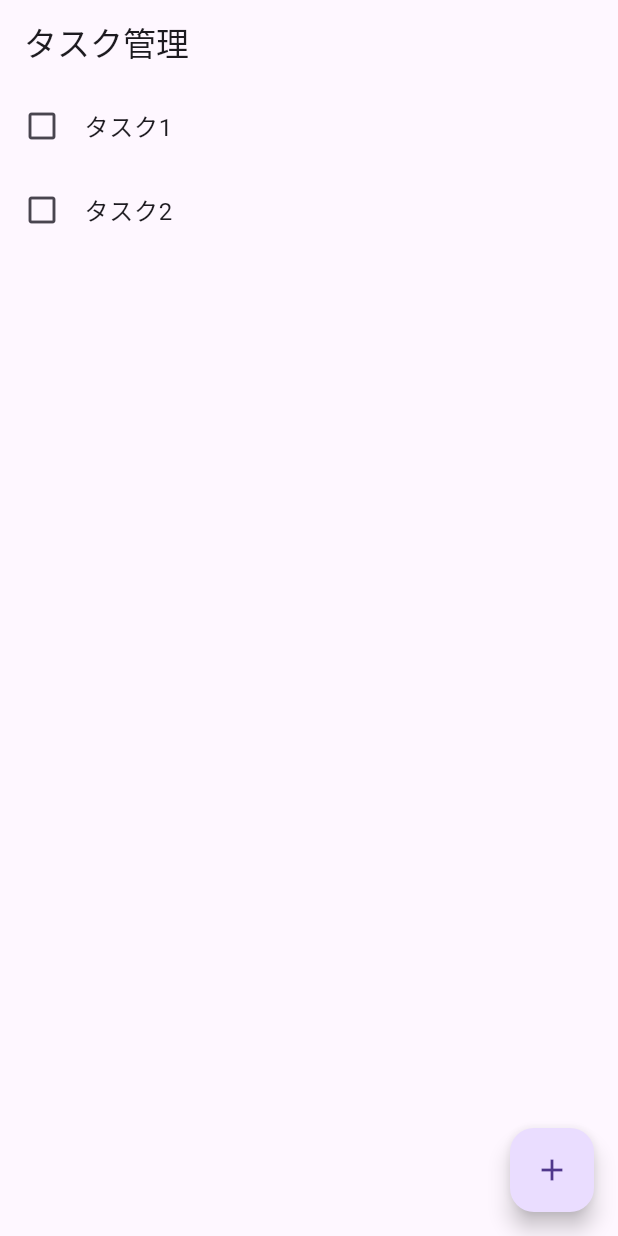
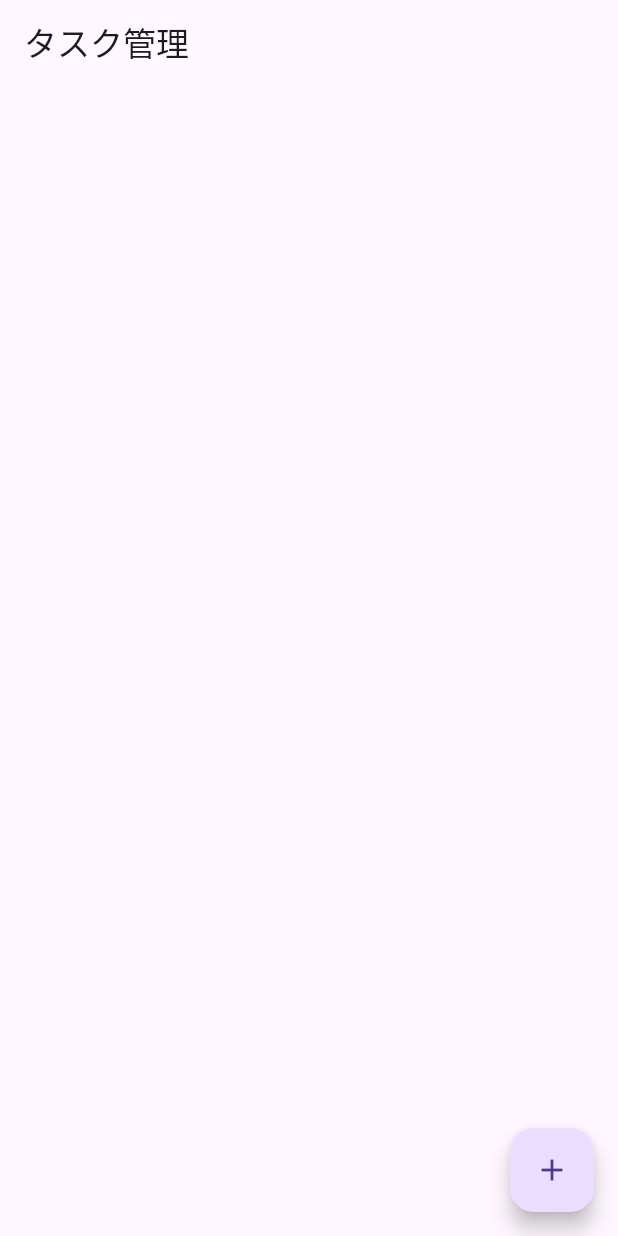
Before and after one commit to swawa-yu/flutter-demo-2024-10-17, a Flutter app: the screen it shows after launch, on a phone screen of 412 x 824 dp. Run offline on Flutter 3.47's test engine with Material 3 defaults, Android fonts, the phone set to English and light mode, and no system bars.

Commit message:
タスク追加動作に合わせてタスクリストを更新

```diff
--- a/lib/main.dart
+++ b/lib/main.dart
@@ -60,12 +60,15 @@ class _TaskManagerHomePageState extends State<TaskManagerHomePage> {
       appBar: AppBar(
         title: Text('タスク管理'),
       ),
-      body: ListView(children: <Widget>[
-        ListTile(
-            leading: Icon(Icons.check_box_outline_blank), title: Text('タスク1')),
-        ListTile(
-            leading: Icon(Icons.check_box_outline_blank), title: Text('タスク2')),
-      ]),
+      body: ListView.builder(
+        itemCount: _tasks.length,
+        itemBuilder: (context, index) {
+          return ListTile(
+            leading: Icon(Icons.check_box_outline_blank),
+            title: Text(_tasks[index]),
+          );
+        },
+      ),
       floatingActionButton: FloatingActionButton(
         onPressed: () {
           _displayAddTaskDialog(context);
```
